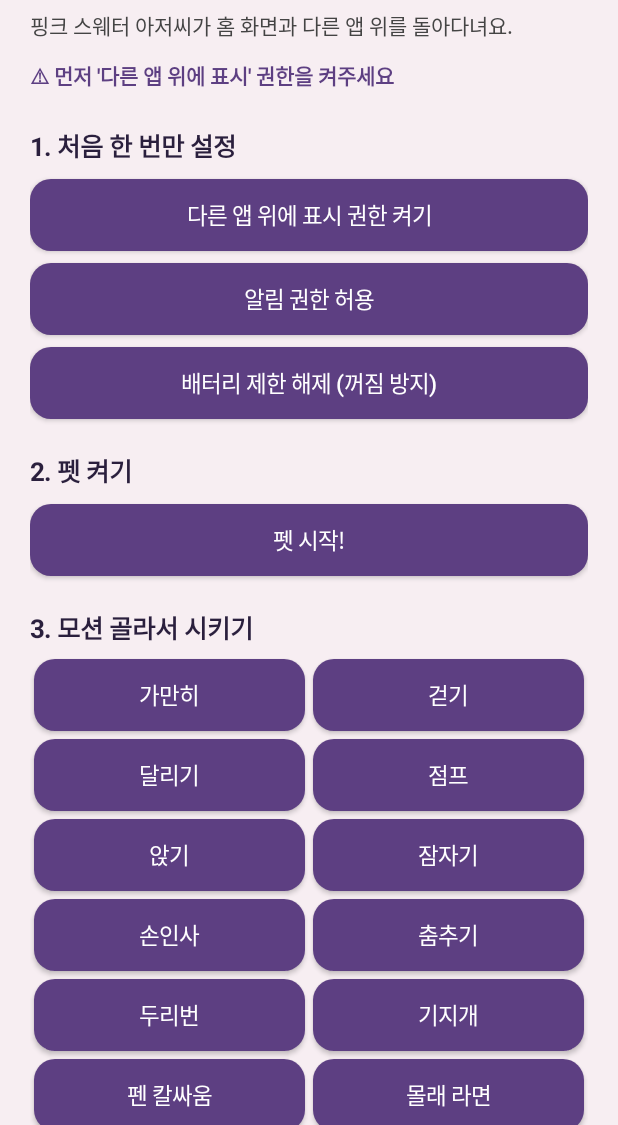
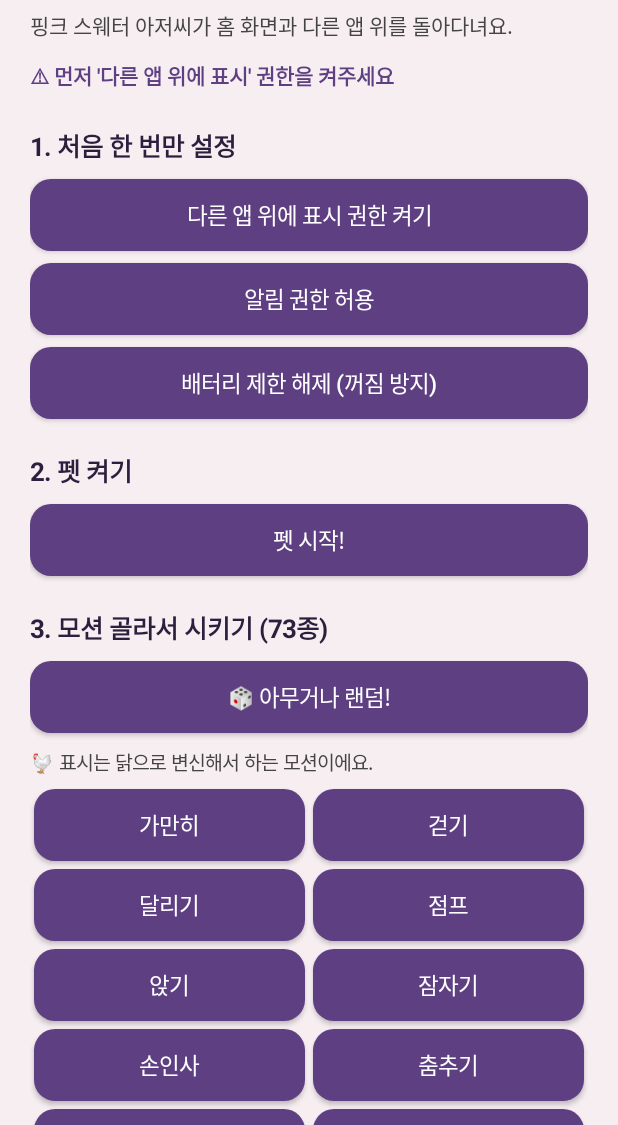
Before and after one commit to ryukoon/pinkpet, an Android app: the screen it shows after launch (MainActivity), on a phone screen of 412 x 824 dp, the part 111-1236 px from its top. Run offline under Robolectric (Android 15) with nearby library versions, the phone set to English and light mode, and no system bars.

Commit message:
모션 53종 추가 + 닭 변신 후 하늘 날기·행복 모션
Co-Authored-By: Claude Opus 5.5 <noreply@anthropic.com>
Claude-Session: https://claude.ai/code/session_018ftjt5wXGeHX834B7X4XSX

```diff
--- a/app/src/main/java/com/ryukoon/pinkpet/MainActivity.kt
+++ b/app/src/main/java/com/ryukoon/pinkpet/MainActivity.kt
@@ -22,11 +22,7 @@ import android.widget.TextView
 
 /** 권한 설정 + 펫 켜기/끄기 + 모션 메뉴 */
 class MainActivity : Activity() {
-    private val acts = listOf(
-        "idle" to "가만히", "walk" to "걷기", "run" to "달리기", "jump" to "점프", "sit" to "앉기",
-        "sleep" to "잠자기", "wave" to "손인사", "dance" to "춤추기", "look" to "두리번", "stretch" to "기지개",
-        "pen" to "펜 칼싸움", "ramen" to "몰래 라면", "power" to "파워업 변신", "chicken" to "치킨 변신"
-    )
+    private val acts = Catalog.menu
     private lateinit var status: TextView
     private lateinit var toggle: Button
     private lateinit var soundBtn: Button
@@ -58,7 +54,9 @@ class MainActivity : Activity() {
         root.addView(section("2. 펫 켜기"))
         toggle = button("펫 시작!") { togglePet() }.also { root.addView(it) }
 
-        root.addView(section("3. 모션 골라서 시키기"))
+        root.addView(section("3. 모션 골라서 시키기 (${acts.size}종)"))
+        root.addView(button("🎲 아무거나 랜덤!") { sendAct(acts.random().first) })
+        root.addView(text("🐔 표시는 닭으로 변신해서 하는 모션이에요.", 13f, false, Color.DKGRAY))
         val grid = GridLayout(this).apply { columnCount = 2 }
         for ((key, label) in acts) {
             val b = button(label) { sendAct(key) }
--- /dev/null
+++ b/app/src/main/java/com/ryukoon/pinkpet/Moves.kt
@@ -0,0 +1,123 @@
+package com.ryukoon.pinkpet
+
+/**
+ * 프레임 목록으로 만드는 일반 모션.
+ * events: (시간초, 명령) — "say:글", "boing:글", "fl:글", "shake", "flash", "pop"
+ */
+class Move(
+    val label: String, val dur: Float, val fps: Float, val frames: List<Pose>,
+    val w: Float = .45f, val move: Float = 0f, val back: Boolean = false,
+    val says: List<String>? = null, val fx: String? = null, val fxEvery: Float = 0f, val fxKind: String = "",
+    val spin: Float = 0f, val roll: Float = 0f, val jitter: Boolean = false,
+    val hop: Float = 0f, val hopRate: Float = 0f, val float: Float = 0f,
+    val switchAt: Float = 99f, val frames2: List<Pose>? = null,
+    val events: List<Pair<Float, String>> = emptyList(), val chicken: Boolean = false
+)
+
+private fun P(
+    hx: Int = 0, hy: Int = 0, by: Int = 12, ly: Int = 18, legs: String = "stand", aL: String = "down", aR: String = "down",
+    eyes: String = "open", look: Int = 1, mouth: String = "flat", blush: Boolean = false, lying: Boolean = false,
+    prop: String? = null, sx: Float = 1f, sy: Float = 1f, rot: Float = 0f
+) = Pose(hx = hx, hy = hy, by = by, ly = ly, legs = legs, aL = aL, aR = aR, eyes = eyes, look = look, mouth = mouth,
+    blush = blush, lying = lying, prop = prop, sx = sx, sy = sy, rot = rot)
+
+private fun sitP(eyes: String = "open", mouth: String = "flat", hy: Int = 2, aR: String = "down", prop: String? = null, blush: Boolean = false, look: Int = 1) =
+    Pose(by = 14, hy = hy, ly = 20, legs = "sit", eyes = eyes, mouth = mouth, aR = aR, prop = prop, blush = blush, look = look)
+
+object Moves {
+    val all: LinkedHashMap<String, Move> = linkedMapOf(
+        "coffee" to Move("커피 한잔", 5f, 1.2f, listOf(P(aR = "hold", prop = "coffee"), P(aR = "hold", prop = "coffee", eyes = "closed", mouth = "o", hy = -1)),
+            says = listOf("커피는 역시 아아…", "후~ 살 것 같다"), fx = "~", fxEvery = .6f, fxKind = "z"),
+        "phone" to Move("폰 보기", 5f, 1.5f, listOf(P(aR = "hold", prop = "phone", hy = 1, look = -1), P(aR = "hold", prop = "phone", hy = 1, mouth = "grin", eyes = "closed")),
+            says = listOf("ㅋㅋㅋㅋ", "이거 봐봐"), fx = "ㅋ", fxEvery = .7f),
+        "selfie" to Move("셀카", 3f, 2f, listOf(P(aR = "up", prop = "phone", mouth = "smile", eyes = "wink"), P(aR = "up", prop = "phone", mouth = "grin", blush = true)),
+            events = listOf(1.2f to "flash", 1.2f to "fl:찰칵!", 2.2f to "flash", 2.2f to "fl:찰칵!")),
+        "read" to Move("독서", 6f, .5f, listOf(sitP(aR = "hold", prop = "book", hy = 3), sitP(aR = "hold", prop = "book", hy = 3, look = -1)), says = listOf("흠… 재밌네")),
+        "music" to Move("음악 감상", 5f, 2.5f, listOf(P(eyes = "closed", mouth = "smile", hy = 0).also { it.prop = "headphones" }, P(eyes = "closed", mouth = "smile", hy = 1, by = 13).also { it.prop = "headphones" }),
+            fx = "♪", fxEvery = .45f),
+        "sing" to Move("노래방", 5f, 3f, listOf(P(aR = "hold", prop = "mic", mouth = "open", aL = "out"), P(aR = "hold", prop = "mic", mouth = "o", eyes = "closed", aL = "up")),
+            says = listOf("♬ 진행해줘~ 진행해줘~", "♬ 오늘도 퇴근~"), fx = "♪", fxEvery = .4f),
+        "guitar" to Move("기타 연주", 5f, 4f, listOf(P(aR = "hold", aL = "out", prop = "guitar", eyes = "closed", mouth = "smile"), P(aR = "hip", aL = "out", prop = "guitar", eyes = "closed", mouth = "o")),
+            fx = "♪", fxEvery = .35f, says = listOf("🎸 둥가둥가")),
+        "workout" to Move("아령 운동", 4f, 2f, listOf(P(aL = "up", aR = "up", prop = "dumbbell", mouth = "grin", eyes = "angry"), P(prop = "dumbbellDown", mouth = "o", by = 13, hy = 1)),
+            says = listOf("하나! 둘!", "근손실은 안돼"), fx = "💦", fxEvery = .8f),
+        "squat" to Move("스쿼트", 4f, 2f, listOf(P(aL = "out", aR = "out"), P(by = 14, hy = 3, legs = "tuck", ly = 19, aL = "out", aR = "out", mouth = "grin", eyes = "angry")),
+            says = listOf("스쿼트 열 개!"), fx = "💦", fxEvery = 1f),
+        "jumpingjack" to Move("팔벌려뛰기", 4f, 4f, listOf(P(aL = "up", aR = "up", legs = "walkA", mouth = "open"), P(legs = "stand")), hop = 3f, hopRate = 4f,
+            fx = "💦", fxEvery = .9f),
+        "yoga" to Move("요가", 5f, .6f, listOf(P(aL = "up", aR = "up", legs = "kick", eyes = "closed"), P(aL = "out", aR = "out", legs = "kick", eyes = "closed", rot = 4f)),
+            says = listOf("나마스떼…"), fx = "✨", fxEvery = 1f),
+        "meditate" to Move("명상(공중부양)", 6f, .5f, listOf(sitP(eyes = "closed", aR = "out").also { it.aL = "out" }), float = 6f,
+            says = listOf("옴~"), fx = "✨", fxEvery = .7f),
+        "tiptoe" to Move("살금살금", 4f, 3f, listOf(P(legs = "walkA", eyes = "wide", look = -1, aL = "hip", aR = "hip"), P(legs = "walkB", eyes = "wide", aL = "hip", aR = "hip")),
+            move = 28f, says = listOf("쉿… 아무도 모르게…")),
+        "moonwalk" to Move("문워크", 4f, 5f, listOf(P(legs = "walkA", aL = "hip", aR = "out", mouth = "smile"), P(legs = "walkB", aL = "hip", aR = "out", mouth = "o")),
+            move = 70f, back = true, fx = "♪", fxEvery = .4f, says = listOf("🕺 우~!")),
+        "spin" to Move("빙글빙글", 3f, 1f, listOf(P(aL = "out", aR = "out", mouth = "open", eyes = "closed")), spin = 14f, events = listOf(2.9f to "fl:💫")),
+        "roll" to Move("데굴데굴", 3f, 1f, listOf(P(legs = "tuck", aL = "up", aR = "up", eyes = "closed", mouth = "open")), roll = 540f, move = 120f, events = listOf(2.9f to "say:어지러…")),
+        "shiver" to Move("덜덜 추워", 4f, 1f, listOf(P(aL = "hold", aR = "hold", eyes = "wide", mouth = "o")), jitter = true, says = listOf("으으 추워…"), fx = "❄", fxEvery = .6f),
+        "hot" to Move("더워", 4f, 4f, listOf(P(aR = "wave", mouth = "tongue", eyes = "closed"), P(aR = "up", mouth = "tongue", eyes = "closed")), says = listOf("더워어어~"), fx = "💦", fxEvery = .5f),
+        "sneeze" to Move("재채기", 2.6f, 2f, listOf(P(eyes = "closed", mouth = "o", hy = -1, by = 11), P(eyes = "closed", mouth = "open", hy = -1, by = 11)),
+            switchAt = 1.5f, frames2 = listOf(P(eyes = "closed", mouth = "open", hy = 2, by = 13, aL = "out", aR = "out", sy = .85f, sx = 1.15f)),
+            events = listOf(.1f to "say:아… 아…", 1.5f to "boing:에취!!", 1.5f to "shake")),
+        "hiccup" to Move("딸꾹질", 4f, 1f, listOf(P(eyes = "wide", mouth = "o")), events = listOf(.5f to "fl:딸꾹!", .5f to "pop", 1.6f to "fl:딸꾹!", 1.6f to "pop", 2.8f to "fl:딸꾹!", 2.8f to "pop"), hop = 4f, hopRate = .9f),
+        "yawn" to Move("하품", 3f, 1f, listOf(P(aR = "up", eyes = "closed", mouth = "open", sy = 1.05f)), says = listOf("하아아암…")),
+        "cry" to Move("엉엉 울기", 4f, 3f, listOf(P(eyes = "tear", mouth = "open", aL = "hold", aR = "hold"), P(eyes = "tear", mouth = "o", aL = "hold", aR = "hold", hy = 1, by = 13)),
+            says = listOf("흑흑… 월요일 싫어", "엉엉…"), fx = "💧", fxEvery = .5f),
+        "laugh" to Move("깔깔 웃기", 3.5f, 6f, listOf(P(eyes = "closed", mouth = "grin", aL = "hip", aR = "hip"), P(eyes = "closed", mouth = "open", aL = "hip", aR = "hip", hy = 1, by = 13)),
+            fx = "ㅋ", fxEvery = .3f, says = listOf("푸하하하!")),
+        "angry" to Move("버럭", 3f, 6f, listOf(P(eyes = "angry", mouth = "open", aL = "out", aR = "out"), P(eyes = "angry", mouth = "grin", aL = "up", aR = "up")), jitter = true,
+            says = listOf("아 진짜!!", "누가 내 푸딩 먹었어!"), fx = "💢", fxEvery = .5f),
+        "love" to Move("사랑해요", 3.5f, 1.5f, listOf(P(aL = "up", aR = "up", eyes = "closed", mouth = "smile", blush = true), P(aL = "up", aR = "up", eyes = "closed", mouth = "smile", blush = true, hy = 1, by = 13)),
+            says = listOf("사랑해요~ 💕"), fx = "💕", fxEvery = .35f),
+        "shy" to Move("부끄부끄", 3.5f, 2f, listOf(P(aL = "hold", aR = "hold", eyes = "closed", blush = true, mouth = "smile", hx = -1, look = -1, rot = -4f), P(aL = "hold", aR = "hold", eyes = "closed", blush = true, mouth = "smile", hx = 1, rot = 4f)),
+            says = listOf("아잉… 부끄러워")),
+        "think" to Move("생각 중", 4f, .7f, listOf(P(aR = "hold", look = -1, hy = -1), P(aR = "hold", look = 1, eyes = "closed")), says = listOf("흠…"), fx = "💭", fxEvery = 1.2f),
+        "idea" to Move("번뜩 아이디어", 3f, .7f, listOf(P(aR = "hold", look = -1), P(aR = "hold", eyes = "closed")),
+            switchAt = 1.6f, frames2 = listOf(P(aR = "up", eyes = "sparkle", mouth = "grin", sy = 1.06f)), events = listOf(1.6f to "boing:💡 아하!", 1.6f to "pop")),
+        "salute" to Move("경례", 2.5f, 1f, listOf(P(aR = "wave", eyes = "angry", mouth = "flat", sy = 1.04f)), says = listOf("충성!")),
+        "bow" to Move("꾸벅 인사", 2.5f, 1.2f, listOf(P(mouth = "smile"), P(hy = 3, by = 13, eyes = "closed", mouth = "smile", sy = .92f)), says = listOf("안녕하세요~", "수고하셨습니다!")),
+        "clap" to Move("박수", 3f, 6f, listOf(P(aL = "hold", aR = "hold", mouth = "grin", eyes = "closed"), P(aL = "out", aR = "out", mouth = "grin")), fx = "👏", fxEvery = .35f, says = listOf("짝짝짝!")),
+        "cheer" to Move("응원", 3.5f, 4f, listOf(P(aL = "up", aR = "out", mouth = "open"), P(aL = "out", aR = "up", mouth = "grin")), hop = 3f, hopRate = 2f, says = listOf("화이팅!!", "할 수 있다!!")),
+        "flex" to Move("근육 자랑", 3f, 1.5f, listOf(P(aL = "up", aR = "up", eyes = "angry", mouth = "grin", sx = 1.1f), P(aL = "up", aR = "up", eyes = "wink", mouth = "grin", sx = 1.12f)), says = listOf("💪 이 근육 봐라")),
+        "kungfu" to Move("쿵푸", 3.5f, 3f, listOf(P(legs = "kick", aR = "out", aL = "hip", eyes = "angry", mouth = "open"), P(legs = "walkA", aL = "out", aR = "hip", eyes = "angry")), fx = "하앗!", fxEvery = .7f),
+        "boxing" to Move("쉐도우 복싱", 3.5f, 6f, listOf(P(aR = "out", aL = "hold", legs = "walkA", eyes = "angry", hx = 1), P(aR = "hold", aL = "out", legs = "walkA", eyes = "angry")), fx = "퍽!", fxEvery = .45f),
+        "sleepwalk" to Move("몽유병", 5f, 2f, listOf(P(aL = "out", aR = "out", eyes = "closed", legs = "walkA", mouth = "o"), P(aL = "out", aR = "out", eyes = "closed", legs = "walkB")), move = 25f, fx = "z", fxEvery = .8f, fxKind = "z"),
+        "trip" to Move("꽈당", 3.5f, 6f, listOf(P(legs = "walkA", mouth = "smile"), P(legs = "walkB")), move = 90f,
+            switchAt = 1f, frames2 = listOf(P(lying = true, eyes = "wide", mouth = "open")), events = listOf(1f to "boing:꽈당!", 1f to "shake", 2.2f to "say:아야야…")),
+        "hide" to Move("숨바꼭질", 5f, 1f, listOf(P(aL = "hold", aR = "hold", eyes = "closed")),
+            switchAt = 3.5f, frames2 = listOf(P(aR = "out", eyes = "wide", mouth = "grin")), events = listOf(.2f to "say:하나… 둘… 셋…", 3.5f to "boing:찾았다!")),
+        "chickenEat" to Move("치킨 먹방", 5f, 2.5f, listOf(P(aR = "hold", prop = "drumstick", mouth = "open"), P(aR = "hold", prop = "drumstick", mouth = "flat", eyes = "closed", blush = true)),
+            says = listOf("치킨은 진리…", "냠냠 쩝쩝"), fx = "🍗", fxEvery = .9f),
+        "icecream" to Move("아이스크림", 4f, 2f, listOf(P(aR = "hold", prop = "icecream", mouth = "tongue"), P(aR = "hold", prop = "icecream", mouth = "smile", eyes = "closed", blush = true)), fx = "❤", fxEvery = .8f),
+        "balloon" to Move("풍선 둥실", 5f, 1f, listOf(P(aR = "out", prop = "balloon", mouth = "smile")), float = 8f, says = listOf("둥실둥실~")),
+        "camera" to Move("사진 찍기", 3f, 1f, listOf(P(aR = "hold", aL = "hold", prop = "camera", eyes = "wink")), events = listOf(1.3f to "flash", 1.3f to "fl:찰칵!", 1.3f to "pop", 2.2f to "say:잘 나왔다!")),
+        "laptop" to Move("노트북 업무", 6f, 4f, listOf(sitP(prop = "laptop", hy = 2), sitP(prop = "laptop", hy = 2, look = -1)), fx = "타닥", fxEvery = .5f,
+            says = listOf("보고서 진행해줘…", "결재 올려야 하는데…")),
+        "doze" to Move("꾸벅꾸벅 졸기", 5f, 1.2f, listOf(sitP(eyes = "closed", hy = 2), sitP(eyes = "closed", hy = 4)), fx = "z", fxEvery = .9f, fxKind = "z",
+            switchAt = 4.2f, frames2 = listOf(sitP(eyes = "wide", mouth = "o", hy = 1)), events = listOf(4.2f to "boing:헉! 안 잤어요!")),
+        "flower" to Move("꽃 향기", 4f, .8f, listOf(P(aR = "hold", prop = "flower", eyes = "closed", mouth = "smile", blush = true), P(aR = "hold", prop = "flower", eyes = "closed", mouth = "o")),
+            says = listOf("음~ 좋은 향기"), fx = "🌸", fxEvery = .8f),
+        "wink" to Move("윙크", 2.5f, 1f, listOf(P(eyes = "wink", mouth = "smile", aR = "wave", blush = true)), says = listOf("😉 찡긋"), fx = "✨", fxEvery = .7f),
+        "ballet" to Move("발레", 4f, 1f, listOf(P(legs = "kick", aL = "up", aR = "up", eyes = "closed", mouth = "smile")), spin = 6f, fx = "✨", fxEvery = .4f),
+        "robot" to Move("로봇 춤", 4f, 3f, listOf(P(aL = "out", aR = "down", legs = "walkA"), P(aL = "down", aR = "out", legs = "walkB", hx = 1), P(aL = "up", aR = "up", legs = "stand")),
+            says = listOf("삐-빅. 진행합니다."), fx = "⚙", fxEvery = .8f),
+        "offwork" to Move("칼퇴근", 4f, 8f, listOf(P(legs = "walkA", aR = "wave", mouth = "grin"), P(legs = "walkB", aR = "up", mouth = "grin")), move = 110f, says = listOf("칼퇴!! 내일 봐요 👋")),
+        "jumprope" to Move("줄넘기", 4f, 4f, listOf(P(aL = "out", aR = "out", legs = "tuck"), P(aL = "hip", aR = "hip")), hop = 4f, hopRate = 2f, fx = "💦", fxEvery = .9f,
+            events = listOf(.5f to "fl:1", 1f to "fl:2", 1.5f to "fl:3", 2f to "fl:4", 2.5f to "fl:5")),
+        "heartShot" to Move("하트 발사", 3f, 3f, listOf(P(aL = "out", aR = "out", mouth = "smile", eyes = "wink", prop = "heart"), P(aL = "hold", aR = "hold", mouth = "smile", blush = true)),
+            fx = "💖", fxEvery = .25f, says = listOf("뿅! 💘")),
+        "pray" to Move("소원 빌기", 4f, 1f, listOf(P(aL = "hold", aR = "hold", eyes = "closed", mouth = "o")), says = listOf("로또 1등 되게 해주세요…"), fx = "✨", fxEvery = .6f),
+        "stretchSide" to Move("옆구리 스트레칭", 3.5f, 1f, listOf(P(aL = "up", aR = "up", rot = -10f, eyes = "closed"), P(aL = "up", aR = "up", rot = 10f, eyes = "closed")), says = listOf("으차~")),
+        // ---- 닭 변신 전용 ----
+        "cCrow" to Move("꼬끼오 울기", 3f, 2f, listOf(P(hy = -1, mouth = "open", eyes = "closed", aL = "out", aR = "out", sy = 1.08f), P(mouth = "open", eyes = "closed", aL = "up", aR = "up")), chicken = true, w = 1.2f,
+            events = listOf(.3f to "boing:꼬끼오~!!", .3f to "pop")),
+        "cPeck" to Move("모이 쪼기", 4f, 4f, listOf(P(hy = 0), P(hy = 3, by = 13, eyes = "closed", sy = .94f)), chicken = true, w = 1.2f, fx = "·", fxEvery = .25f, says = listOf("콕콕콕")),
+        "cEgg" to Move("알 낳기", 3.5f, 6f, listOf(P(eyes = "closed", mouth = "o", sy = .9f, sx = 1.1f), P(eyes = "closed", mouth = "open", sy = .95f)), chicken = true, w = 1f, jitter = true,
+            switchAt = 2.2f, frames2 = listOf(P(eyes = "sparkle", mouth = "smile", blush = true)), events = listOf(.1f to "say:끄응…", 2.2f to "boing:🥚 뿅!", 2.2f to "pop")),
+        "cHappy" to Move("행복한 날갯짓", 4f, 8f, listOf(P(aL = "up", aR = "up", eyes = "closed", mouth = "smile", blush = true), P(aL = "out", aR = "out", eyes = "closed", mouth = "open", blush = true)),
+            chicken = true, w = 1.4f, hop = 5f, hopRate = 2.5f, fx = "💕", fxEvery = .3f, says = listOf("행복해~!", "꼬꼬꼬~ 신난다")),
+        "cDance" to Move("닭 댄스", 4f, 5f, listOf(P(aL = "up", aR = "out", legs = "walkA", mouth = "open", hx = -1), P(aL = "out", aR = "up", legs = "walkB", mouth = "smile", hx = 1)),
+            chicken = true, w = 1.2f, fx = "♪", fxEvery = .35f, says = listOf("치킨 댄스~ 🐔"))
+    )
+}
--- a/app/src/main/java/com/ryukoon/pinkpet/PetService.kt
+++ b/app/src/main/java/com/ryukoon/pinkpet/PetService.kt
@@ -164,7 +164,7 @@ class PetService : Service() {
         val sc = gridPx()
         engine.setScreen(b.width().toFloat(), b.height().toFloat(), b.height() - nav.bottom - 6 * d, sc)
         fxLp.width = b.width(); fxLp.height = b.height(); fxLp.x = 0; fxLp.y = 0
-        petW = (28 * sc).roundToInt(); petH = (30 * sc).roundToInt(); feetY = 27 * sc
+        petW = (32 * sc).roundToInt(); petH = (38 * sc).roundToInt(); feetY = 29 * sc
         petLp.width = petW; petLp.height = petH
         computePetPos()
         if (addNow) {
@@ -178,7 +178,7 @@ class PetService : Service() {
 
     private fun computePetPos(): Boolean {
         val nx = (engine.x - petW / 2f).roundToInt()
-        val ny = (engine.y - feetY).roundToInt()
+        val ny = (engine.drawY - feetY).roundToInt()
         if (nx == petLp.x && ny == petLp.y) return false
         petLp.x = nx; petLp.y = ny
         return true
```
Also changed, not shown: app/src/main/java/com/ryukoon/pinkpet/Engine.kt (+111 -11 lines), app/src/main/java/com/ryukoon/pinkpet/Sprite.kt (+52 -9 lines).
